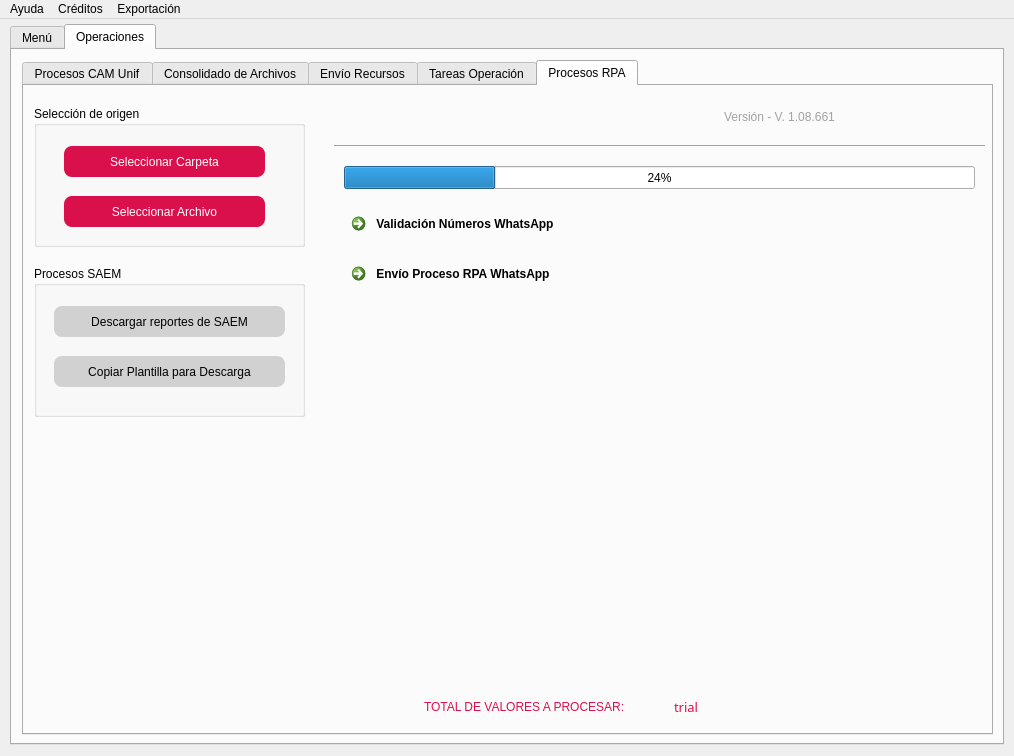
Old version of the form gui/Project.ui in the repository JU4ND4V1DMM/devops_desktop_syncra.
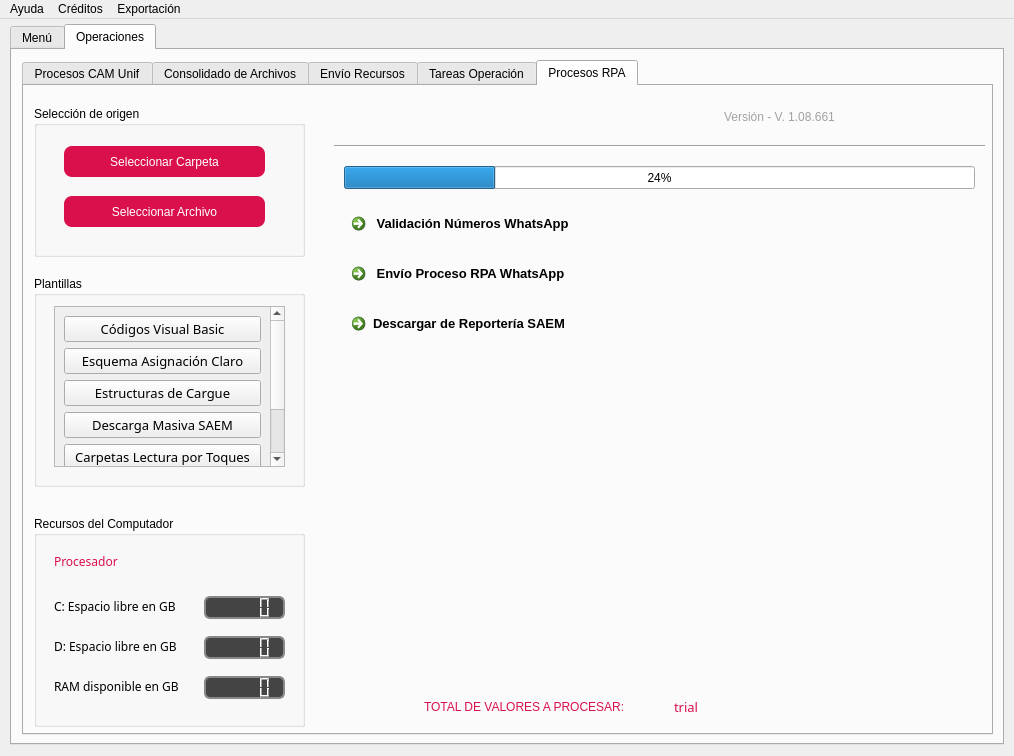
New version of the form. The open tabs and pages were chosen to show the change. Icons and pictures are not drawn.

Commit message: Changes visuals modals in differents views

What changed in the file:
```diff
--- a/gui/Project.ui
+++ b/gui/Project.ui
@@ -5727,7 +5727,7 @@
           <x>10</x>
           <y>20</y>
           <width>271</width>
-          <height>141</height>
+          <height>151</height>
          </rect>
         </property>
         <property name="styleSheet">
@@ -5811,86 +5811,262 @@
         <property name="geometry">
          <rect>
           <x>10</x>
-          <y>180</y>
+          <y>190</y>
           <width>271</width>
-          <height>151</height>
+          <height>211</height>
          </rect>
         </property>
         <property name="styleSheet">
          <string notr="true">font: 63 10pt &quot;Bahnschrift SemiBold&quot;;</string>
         </property>
         <property name="title">
-         <string>Procesos SAEM</string>
+         <string>Plantillas</string>
         </property>
-        <widget class="QPushButton" name="pushButton_Partitions_BD_8">
+        <widget class="QScrollArea" name="scrollArea">
          <property name="geometry">
           <rect>
            <x>20</x>
-           <y>40</y>
+           <y>30</y>
            <width>231</width>
-           <height>31</height>
+           <height>161</height>
           </rect>
          </property>
-         <property name="styleSheet">
-          <string notr="true">QPushButton
+         <property name="layoutDirection">
+          <enum>Qt::LeftToRight</enum>
+         </property>
+         <property name="autoFillBackground">
+          <bool>true</bool>
+         </property>
+         <property name="lineWidth">
+          <number>3</number>
+         </property>
+         <property name="verticalScrollBarPolicy">
+          <enum>Qt::ScrollBarAlwaysOn</enum>
+         </property>
+         <property name="horizontalScrollBarPolicy">
+          <enum>Qt::ScrollBarAsNeeded</enum>
+         </property>
+         <property name="sizeAdjustPolicy">
+          <enum>QAbstractScrollArea::AdjustIgnored</enum>
+         </property>
+         <property name="widgetResizable">
+          <bool>true</bool>
+         </property>
+         <widget class="QWidget" name="scrollAreaWidgetContents">
+          <property name="geometry">
+           <rect>
+            <x>0</x>
+            <y>0</y>
+            <width>212</width>
+            <height>222</height>
+           </rect>
+          </property>
+          <layout class="QGridLayout" name="gridLayout">
+           <item row="3" column="0">
+            <widget class="QPushButton" name="pushButton_5">
+             <property name="font">
+              <font>
+               <family>Bahnschrift SemiBold</family>
+               <pointsize>10</pointsize>
+               <weight>7</weight>
+               <italic>false</italic>
+               <bold>false</bold>
+              </font>
+             </property>
+             <property name="styleSheet">
+              <string notr="true">/* Al pasar el mouse */
+QPushButton:hover {
+    border: 2px solid rgb(217, 16, 76); /* Borde gris claro */
+    box-shadow: 2px 2px 5px rgba(0, 0, 0, 0.2); /* Efecto sombra sutil (puede que algunos frameworks no lo soporten) */
+    border-radius: 8px;
+}
+QPushButton:pressed
 {
-	border-radius:8px;
-	color: rgb(0, 0, 0);
-	background-color: rgb(209, 209, 209);
+	color: rgb(255, 255, 255);
+	background-color: rgb(217, 16, 76);
+}</string>
+             </property>
+             <property name="text">
+              <string>Descarga Masiva SAEM</string>
+             </property>
+            </widget>
+           </item>
+           <item row="4" column="0">
+            <widget class="QPushButton" name="pushButton_6">
+             <property name="font">
+              <font>
+               <family>Bahnschrift SemiBold</family>
+               <pointsize>10</pointsize>
+               <weight>7</weight>
+               <italic>false</italic>
+               <bold>false</bold>
+              </font>
+             </property>
+             <property name="styleSheet">
+              <string notr="true">/* Al pasar el mouse */
+QPushButton:hover {
+    border: 2px solid rgb(217, 16, 76); /* Borde gris claro */
+    box-shadow: 2px 2px 5px rgba(0, 0, 0, 0.2); /* Efecto sombra sutil (puede que algunos frameworks no lo soporten) */
+    border-radius: 8px;
 }
-QPushButton:Hover
+QPushButton:pressed
 {
 	color: rgb(255, 255, 255);
 	background-color: rgb(217, 16, 76);
+}</string>
+             </property>
+             <property name="text">
+              <string>Carpetas Lectura por Toques</string>
+             </property>
+            </widget>
+           </item>
+           <item row="5" column="0">
+            <widget class="QPushButton" name="pushButton_7">
+             <property name="font">
+              <font>
+               <family>Bahnschrift SemiBold</family>
+               <pointsize>10</pointsize>
+               <weight>7</weight>
+               <italic>false</italic>
+               <bold>false</bold>
+              </font>
+             </property>
+             <property name="styleSheet">
+              <string notr="true">/* Al pasar el mouse */
+QPushButton:hover {
+    border: 2px solid rgb(217, 16, 76); /* Borde gris claro */
+    box-shadow: 2px 2px 5px rgba(0, 0, 0, 0.2); /* Efecto sombra sutil (puede que algunos frameworks no lo soporten) */
+    border-radius: 8px;
 }
 QPushButton:pressed
 {
 	color: rgb(255, 255, 255);
-	background-color: rgb(0, 0, 0);
+	background-color: rgb(217, 16, 76);
+}</string>
+             </property>
+             <property name="text">
+              <string>Estructuras de Masivos</string>
+             </property>
+            </widget>
+           </item>
+           <item row="1" column="0">
+            <widget class="QPushButton" name="pushButton_3">
+             <property name="font">
+              <font>
+               <family>Bahnschrift SemiBold</family>
+               <pointsize>10</pointsize>
+               <weight>7</weight>
+               <italic>false</italic>
+               <bold>false</bold>
+              </font>
+             </property>
+             <property name="styleSheet">
+              <string notr="true">/* Al pasar el mouse */
+QPushButton:hover {
+    border: 2px solid rgb(217, 16, 76); /* Borde gris claro */
+    box-shadow: 2px 2px 5px rgba(0, 0, 0, 0.2); /* Efecto sombra sutil (puede que algunos frameworks no lo soporten) */
+    border-radius: 8px;
 }
-</string>
-         </property>
-         <property name="text">
-          <string>Descargar reportes de SAEM</string>
-         </property>
-         <property name="default">
-          <bool>false</bool>
-         </property>
-        </widget>
-        <widget class="QPushButton" name="pushButton_Partitions_BD_11">
-         <property name="geometry">
-          <rect>
-           <x>20</x>
-           <y>90</y>
-           <width>231</width>
-           <height>31</height>
-          </rect>
-         </property>
-         <property name="styleSheet">
-          <string notr="true">QPushButton
+QPushButton:pressed
 {
-	border-radius:8px;
-	color: rgb(0, 0, 0);
-	background-color: rgb(209, 209, 209);
+	color: rgb(255, 255, 255);
+	background-color: rgb(217, 16, 76);
+}</string>
+             </property>
+             <property name="text">
+              <string>Esquema Asignación Claro</string>
+             </property>
+            </widget>
+           </item>
+           <item row="0" column="0">
+            <widget class="QPushButton" name="pushButton_2">
+             <property name="font">
+              <font>
+               <family>Bahnschrift SemiBold</family>
+               <pointsize>10</pointsize>
+               <weight>7</weight>
+               <italic>false</italic>
+               <bold>false</bold>
+              </font>
+             </property>
+             <property name="styleSheet">
+              <string notr="true">/* Al pasar el mouse */
+QPushButton:hover {
+    border: 2px solid rgb(217, 16, 76); /* Borde gris claro */
+    box-shadow: 2px 2px 5px rgba(0, 0, 0, 0.2); /* Efecto sombra sutil (puede que algunos frameworks no lo soporten) */
+    border-radius: 8px;
 }
-QPushButton:Hover
+QPushButton:pressed
 {
 	color: rgb(255, 255, 255);
 	background-color: rgb(217, 16, 76);
+}</string>
+             </property>
+             <property name="text">
+              <string>Códigos Visual Basic</string>
+             </property>
+            </widget>
+           </item>
+           <item row="2" column="0">
+            <widget class="QPushButton" name="pushButton_4">
+             <property name="font">
+              <font>
+               <family>Bahnschrift SemiBold</family>
+               <pointsize>10</pointsize>
+               <weight>7</weight>
+               <italic>false</italic>
+               <bold>false</bold>
+              </font>
+             </property>
+             <property name="styleSheet">
+              <string notr="true">/* Al pasar el mouse */
+QPushButton:hover {
+    border: 2px solid rgb(217, 16, 76); /* Borde gris claro */
+    box-shadow: 2px 2px 5px rgba(0, 0, 0, 0.2); /* Efecto sombra sutil (puede que algunos frameworks no lo soporten) */
+    border-radius: 8px;
 }
 QPushButton:pressed
 {
 	color: rgb(255, 255, 255);
-	background-color: rgb(0, 0, 0);
+	background-color: rgb(217, 16, 76);
+}</string>
+             </property>
+             <property name="text">
+              <string>Estructuras de Cargue</string>
+             </property>
+            </widget>
+           </item>
+           <item row="6" column="0">
+            <widget class="QPushButton" name="pushButton_14">
+             <property name="font">
+              <font>
+               <family>Bahnschrift SemiBold</family>
+               <pointsize>10</pointsize>
+               <weight>7</weight>
+               <italic>false</italic>
+               <bold>false</bold>
+              </font>
+             </property>
+             <property name="styleSheet">
+              <string notr="true">/* Al pasar el mouse */
+QPushButton:hover {
+    border: 2px solid rgb(217, 16, 76); /* Borde gris claro */
+    box-shadow: 2px 2px 5px rgba(0, 0, 0, 0.2); /* Efecto sombra sutil (puede que algunos frameworks no lo soporten) */
+    border-radius: 8px;
 }
-</string>
-         </property>
-         <property name="text">
-          <string>Copiar Plantilla para Descarga</string>
-         </property>
-         <property name="default">
-          <bool>false</bool>
-         </property>
+QPushButton:pressed
+{
+	color: rgb(255, 255, 255);
+	background-color: rgb(217, 16, 76);
+}</string>
+             </property>
+             <property name="text">
+              <string>Reparto de Campañas</string>
+             </property>
+            </widget>
+           </item>
+          </layout>
+         </widget>
         </widget>
        </widget>
        <widget class="QLabel" name="label_Total_Registers_8">
@@ -5941,10 +6117,32 @@
          <rect>
           <x>320</x>
           <y>120</y>
-          <width>231</width>
+          <width>241</width>
           <height>41</height>
          </rect>
         </property>
+        <property name="font">
+         <font>
+          <family>Segoe UI</family>
+          <pointsize>10</pointsize>
+         </font>
+        </property>
+        <property name="styleSheet">
+         <string notr="true">/* Al pasar el mouse */
+QPushButton:hover {
+    border: 2px solid rgb(160, 160, 160); /* Borde gris claro */
+    box-shadow: 2px 2px 5px rgba(0, 0, 0, 0.2); /* Efecto sombra sutil (puede que algunos frameworks no lo soporten) */
+    border-radius: 8px;
+}
+
+/* Al presionar */
+QPushButton:pressed {
+    background-color: rgb(230, 230, 230); /* Gris suave al presionar */
+    border: 2px solid rgb(100, 100, 100); /* Borde más oscuro */
+    border-radius: 8px;
+    color: rgb(0, 0, 0);
+}</string>
+        </property>
         <property name="text">
          <string> Validación Números WhatsApp</string>
         </property>
@@ -5977,10 +6175,32 @@
          <rect>
           <x>320</x>
           <y>170</y>
-          <width>231</width>
+          <width>241</width>
           <height>41</height>
          </rect>
         </property>
+        <property name="font">
+         <font>
+          <family>Segoe UI</family>
+          <pointsize>10</pointsize>
+         </font>
+        </property>
+        <property name="styleSheet">
+         <string notr="true">/* Al pasar el mouse */
+QPushButton:hover {
+    border: 2px solid rgb(160, 160, 160); /* Borde gris claro */
+    box-shadow: 2px 2px 5px rgba(0, 0, 0, 0.2); /* Efecto sombra sutil (puede que algunos frameworks no lo soporten) */
+    border-radius: 8px;
+}
+
+/* Al presionar */
+QPushButton:pressed {
+    background-color: rgb(230, 230, 230); /* Gris suave al presionar */
+    border: 2px solid rgb(100, 100, 100); /* Borde más oscuro */
+    border-radius: 8px;
+    color: rgb(0, 0, 0);
+}</string>
+        </property>
         <property name="text">
          <string> Envío Proceso RPA WhatsApp</string>
         </property>
@@ -5989,6 +6209,228 @@
           <normaloff>../resources/ico/arrow wp.png</normaloff>../resources/ico/arrow wp.png</iconset>
         </property>
        </widget>
+       <widget class="QCommandLinkButton" name="commandLinkButton_3">
+        <property name="geometry">
+         <rect>
+          <x>320</x>
+          <y>220</y>
+          <width>241</width>
+          <height>41</height>
+         </rect>
+        </property>
+        <property name="font">
+         <font>
+          <family>Segoe UI</family>
+          <pointsize>10</pointsize>
+         </font>
+        </property>
+        <property name="styleSheet">
+         <string notr="true">/* Al pasar el mouse */
+QPushButton:hover {
+    border: 2px solid rgb(160, 160, 160); /* Borde gris claro */
+    box-shadow: 2px 2px 5px rgba(0, 0, 0, 0.2); /* Efecto sombra sutil (puede que algunos frameworks no lo soporten) */
+    border-radius: 8px;
+}
+
+/* Al presionar */
+QPushButton:pressed {
+    background-color: rgb(230, 230, 230); /* Gris suave al presionar */
+    border: 2px solid rgb(100, 100, 100); /* Borde más oscuro */
+    border-radius: 8px;
+    color: rgb(0, 0, 0);
+}</string>
+        </property>
+        <property name="text">
+         <string>Descargar de Reportería SAEM</string>
+        </property>
+        <property name="icon">
+         <iconset>
+          <normaloff>../resources/ico/SMS.png</normaloff>../resources/ico/SMS.png</iconset>
+        </property>
+       </widget>
+       <widget class="QGroupBox" name="Group_Selection_Starter_36">
+        <property name="geometry">
+         <rect>
+          <x>10</x>
+          <y>430</y>
+          <width>271</width>
+          <height>211</height>
+         </rect>
+        </property>
+        <property name="styleSheet">
+         <string notr="true">font: 63 10pt &quot;Bahnschrift SemiBold&quot;;</string>
+        </property>
+        <property name="title">
+         <string>Recursos del Computador</string>
+        </property>
+        <widget class="QLCDNumber" name="lcdNumber">
+         <property name="geometry">
+          <rect>
+           <x>170</x>
+           <y>160</y>
+           <width>81</width>
+           <height>23</height>
+          </rect>
+         </property>
+         <property name="styleSheet">
+          <string notr="true">QLCDNumber {
+    background-color: #444444;    /* Gris medio, menos oscuro que #2b2b2b */
+    color: #f0f0f0;               /* Casi blanco para buen contraste */
+    border: 2px solid #888888;    /* Borde más claro y visible */
+    border-radius: 6px;
+    padding: 4px;
+}</string>
+         </property>
+        </widget>
+        <widget class="QLabel" name="label_2">
+         <property name="geometry">
+          <rect>
+           <x>20</x>
+           <y>160</y>
+           <width>161</width>
+           <height>21</height>
+          </rect>
+         </property>
+         <property name="font">
+          <font>
+           <family>Bahnschrift</family>
+           <pointsize>9</pointsize>
+           <weight>3</weight>
+           <italic>false</italic>
+           <bold>false</bold>
+          </font>
+         </property>
+         <property name="styleSheet">
+          <string notr="true">font: 25 9pt &quot;Bahnschrift&quot;;</string>
+         </property>
+         <property name="text">
+          <string>RAM disponible en GB</string>
+         </property>
+        </widget>
+        <widget class="QLabel" name="label_4">
+         <property name="geometry">
+          <rect>
+           <x>20</x>
+           <y>120</y>
+           <width>161</width>
+           <height>21</height>
+          </rect>
+         </property>
+         <property name="font">
+          <font>
+           <family>Bahnschrift</family>
+           <pointsize>9</pointsize>
+           <weight>3</weight>
+           <italic>false</italic>
+           <bold>false</bold>
+          </font>
+         </property>
+         <property name="styleSheet">
+          <string notr="true">font: 25 9pt &quot;Bahnschrift&quot;;</string>
+         </property>
+         <property name="text">
+          <string>D: Espacio libre en GB</string>
+         </property>
+        </widget>
+        <widget class="QLCDNumber" name="lcdNumber_2">
+         <property name="geometry">
+          <rect>
+           <x>170</x>
+           <y>120</y>
+           <width>81</width>
+           <height>23</height>
+          </rect>
+         </property>
+         <property name="styleSheet">
+          <string notr="true">QLCDNumber {
+    background-color: #444444;    /* Gris medio, menos oscuro que #2b2b2b */
+    color: #f0f0f0;               /* Casi blanco para buen contraste */
+    border: 2px solid #888888;    /* Borde más claro y visible */
+    border-radius: 6px;
+    padding: 4px;
+}</string>
+         </property>
+        </widget>
+        <widget class="QLabel" name="label_3">
+         <property name="geometry">
+          <rect>
+           <x>20</x>
+           <y>30</y>
+           <width>231</width>
+           <height>31</height>
+          </rect>
+         </property>
+         <property name="font">
+          <font>
+           <family>Bahnschrift SemiBold</family>
+           <pointsize>9</pointsize>
+           <weight>7</weight>
+           <italic>false</italic>
+           <bold>false</bold>
+          </font>
+         </property>
+         <property name="layoutDirection">
+          <enum>Qt::RightToLeft</enum>
+         </property>
+         <property name="styleSheet">
+          <string notr="true">font: 63 9pt &quot;Bahnschrift SemiBold&quot;;
+color: rgb(217, 16, 76);</string>
+         </property>
+         <property name="text">
+          <string>Procesador</string>
+         </property>
+         <property name="textFormat">
+          <enum>Qt::PlainText</enum>
+         </property>
+         <property name="alignment">
+          <set>Qt::AlignLeading|Qt::AlignLeft|Qt::AlignVCenter</set>
+         </property>
+        </widget>
+        <widget class="QLCDNumber" name="lcdNumber_3">
+         <property name="geometry">
+          <rect>
+           <x>170</x>
+           <y>80</y>
+           <width>81</width>
+           <height>23</height>
+          </rect>
+         </property>
+         <property name="styleSheet">
+          <string notr="true">QLCDNumber {
+    background-color: #444444;    /* Gris medio, menos oscuro que #2b2b2b */
+    color: #f0f0f0;               /* Casi blanco para buen contraste */
+    border: 2px solid #888888;    /* Borde más claro y visible */
+    border-radius: 6px;
+    padding: 4px;
+}</string>
+         </property>
+        </widget>
+        <widget class="QLabel" name="label_5">
+         <property name="geometry">
+          <rect>
+           <x>20</x>
+           <y>80</y>
+           <width>161</width>
+           <height>21</height>
+          </rect>
+         </property>
+         <property name="font">
+          <font>
+           <family>Bahnschrift</family>
+           <pointsize>9</pointsize>
+           <weight>3</weight>
+           <italic>false</italic>
+           <bold>false</bold>
+          </font>
+         </property>
+         <property name="styleSheet">
+          <string notr="true">font: 25 9pt &quot;Bahnschrift&quot;;</string>
+         </property>
+         <property name="text">
+          <string>C: Espacio libre en GB</string>
+         </property>
+        </widget>
+       </widget>
       </widget>
      </widget>
     </widget>
```
Left out of the diff: 288 changed lines with no effect on the pictures. The commit also changes 66 other files.
